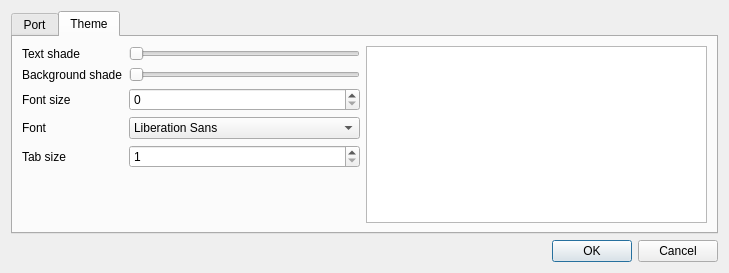
Qt form src/preferencesdialog.ui (oleg-politechnik/qMinicom) before a commit.
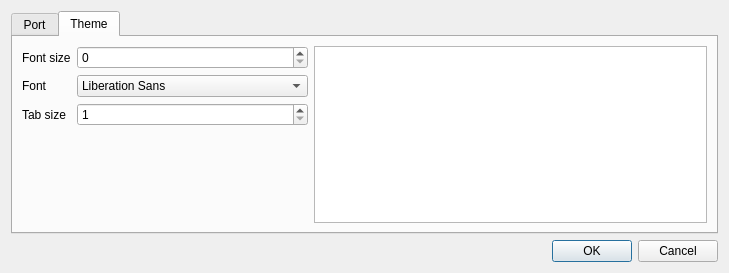
The same form after that commit. The open tabs and pages were chosen to show the change. Custom widgets are drawn as their Qt base class.

Patch:
```diff
--- a/src/preferencesdialog.ui
+++ b/src/preferencesdialog.ui
@@ -101,65 +101,37 @@
        <item>
         <layout class="QFormLayout" name="formLayout_2">
          <item row="0" column="0">
-          <widget class="QLabel" name="label_6">
-           <property name="text">
-            <string>Text shade</string>
-           </property>
-          </widget>
-         </item>
-         <item row="0" column="1">
-          <widget class="QSlider" name="textShadeSlider">
-           <property name="orientation">
-            <enum>Qt::Horizontal</enum>
-           </property>
-          </widget>
-         </item>
-         <item row="1" column="0">
-          <widget class="QLabel" name="label_5">
-           <property name="text">
-            <string>Background shade</string>
-           </property>
-          </widget>
-         </item>
-         <item row="1" column="1">
-          <widget class="QSlider" name="bgShadeSlider">
-           <property name="orientation">
-            <enum>Qt::Horizontal</enum>
-           </property>
-          </widget>
-         </item>
-         <item row="2" column="0">
           <widget class="QLabel" name="label_4">
            <property name="text">
             <string>Font size</string>
            </property>
           </widget>
          </item>
-         <item row="2" column="1">
+         <item row="0" column="1">
           <widget class="QSpinBox" name="fontSizeSpinBox"/>
          </item>
-         <item row="3" column="0">
+         <item row="1" column="0">
           <widget class="QLabel" name="label_7">
            <property name="text">
             <string>Font</string>
            </property>
           </widget>
          </item>
-         <item row="3" column="1">
+         <item row="1" column="1">
           <widget class="QFontComboBox" name="fontComboBox">
            <property name="editable">
             <bool>false</bool>
            </property>
           </widget>
          </item>
-         <item row="4" column="0">
+         <item row="2" column="0">
           <widget class="QLabel" name="label_8">
            <property name="text">
             <string>Tab size</string>
            </property>
           </widget>
          </item>
-         <item row="4" column="1">
+         <item row="2" column="1">
           <widget class="QSpinBox" name="tabSizeSpinBox">
            <property name="minimum">
             <number>1</number>
@@ -169,14 +141,7 @@
         </layout>
        </item>
        <item>
-        <widget class="QPlainTextEdit" name="plainTextEdit">
-         <property name="undoRedoEnabled">
-          <bool>true</bool>
-         </property>
-         <property name="readOnly">
-          <bool>false</bool>
-         </property>
-        </widget>
+        <widget class="PlainTextLog" name="plainTextEdit"/>
        </item>
       </layout>
      </widget>
@@ -194,6 +159,13 @@
    </item>
   </layout>
  </widget>
+ <customwidgets>
+  <customwidget>
+   <class>PlainTextLog</class>
+   <extends>QPlainTextEdit</extends>
+   <header>plaintextlog.h</header>
+  </customwidget>
+ </customwidgets>
  <resources/>
  <connections>
   <connection>
```
